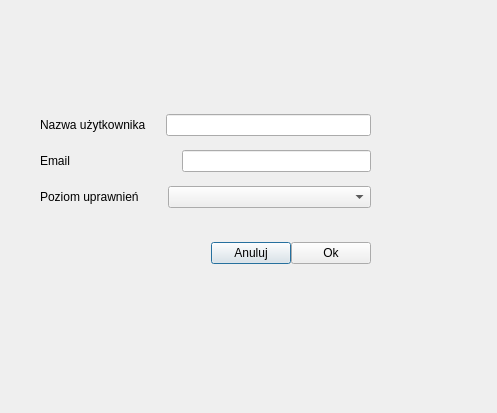
artven/phonebook, file src/gui/UserAccountDialog.ui: the form before one commit.
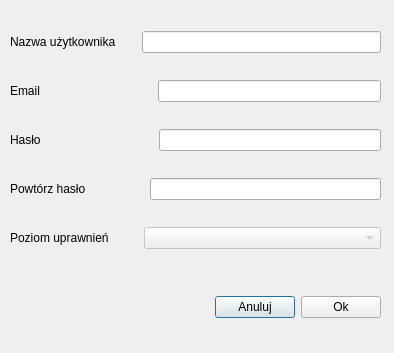
The form after the commit. Icons and pictures are not drawn.

Patch:
```diff
--- a/src/gui/UserAccountDialog.ui
+++ b/src/gui/UserAccountDialog.ui
@@ -6,26 +6,30 @@
    <rect>
     <x>0</x>
     <y>0</y>
-    <width>497</width>
-    <height>413</height>
+    <width>394</width>
+    <height>353</height>
    </rect>
   </property>
   <property name="windowTitle">
    <string>Dialog</string>
   </property>
-  <widget class="QWidget" name="">
+  <property name="windowIcon">
+   <iconset resource="resources.qrc">
+    <normaloff>:/mainwindow/images/Contacts-80.png</normaloff>:/mainwindow/images/Contacts-80.png</iconset>
+  </property>
+  <property name="modal">
+   <bool>true</bool>
+  </property>
+  <widget class="QWidget" name="layoutWidget">
    <property name="geometry">
     <rect>
-     <x>40</x>
-     <y>100</y>
-     <width>331</width>
-     <height>181</height>
+     <x>10</x>
+     <y>10</y>
+     <width>371</width>
+     <height>331</height>
     </rect>
    </property>
    <layout class="QVBoxLayout" name="verticalLayout">
-    <property name="spacing">
-     <number>0</number>
-    </property>
     <item>
      <layout class="QHBoxLayout" name="horizontalLayout">
       <item>
@@ -94,6 +98,74 @@
       </item>
      </layout>
     </item>
+    <item>
+     <layout class="QHBoxLayout" name="horizontalLayout_5">
+      <item>
+       <widget class="QLabel" name="passwordLabel">
+        <property name="text">
+         <string>Hasło</string>
+        </property>
+       </widget>
+      </item>
+      <item>
+       <spacer name="horizontalSpacer_5">
+        <property name="orientation">
+         <enum>Qt::Horizontal</enum>
+        </property>
+        <property name="sizeHint" stdset="0">
+         <size>
+          <width>112</width>
+          <height>20</height>
+         </size>
+        </property>
+       </spacer>
+      </item>
+      <item>
+       <widget class="QLineEdit" name="passwordLineEdit">
+        <property name="sizePolicy">
+         <sizepolicy hsizetype="Ignored" vsizetype="Fixed">
+          <horstretch>1</horstretch>
+          <verstretch>0</verstretch>
+         </sizepolicy>
+        </property>
+       </widget>
+      </item>
+     </layout>
+    </item>
+    <item>
+     <layout class="QHBoxLayout" name="horizontalLayout_6">
+      <item>
+       <widget class="QLabel" name="repeatPasswordLabel">
+        <property name="text">
+         <string>Powtórz hasło</string>
+        </property>
+       </widget>
+      </item>
+      <item>
+       <spacer name="horizontalSpacer_6">
+        <property name="orientation">
+         <enum>Qt::Horizontal</enum>
+        </property>
+        <property name="sizeHint" stdset="0">
+         <size>
+          <width>58</width>
+          <height>20</height>
+         </size>
+        </property>
+       </spacer>
+      </item>
+      <item>
+       <widget class="QLineEdit" name="repeatPasswordLineEdit">
+        <property name="sizePolicy">
+         <sizepolicy hsizetype="Ignored" vsizetype="Fixed">
+          <horstretch>1</horstretch>
+          <verstretch>0</verstretch>
+         </sizepolicy>
+        </property>
+       </widget>
+      </item>
+     </layout>
+    </item>
     <item>
      <layout class="QHBoxLayout" name="horizontalLayout_3">
       <item>
@@ -118,12 +190,18 @@
       </item>
       <item>
        <widget class="QComboBox" name="roleComboBox">
+        <property name="enabled">
+         <bool>false</bool>
+        </property>
         <property name="sizePolicy">
          <sizepolicy hsizetype="Minimum" vsizetype="Fixed">
           <horstretch>49</horstretch>
           <verstretch>0</verstretch>
          </sizepolicy>
         </property>
+        <property name="editable">
+         <bool>false</bool>
+        </property>
        </widget>
       </item>
      </layout>
```
Left out of the diff: 19 changed lines with no effect on the pictures.
